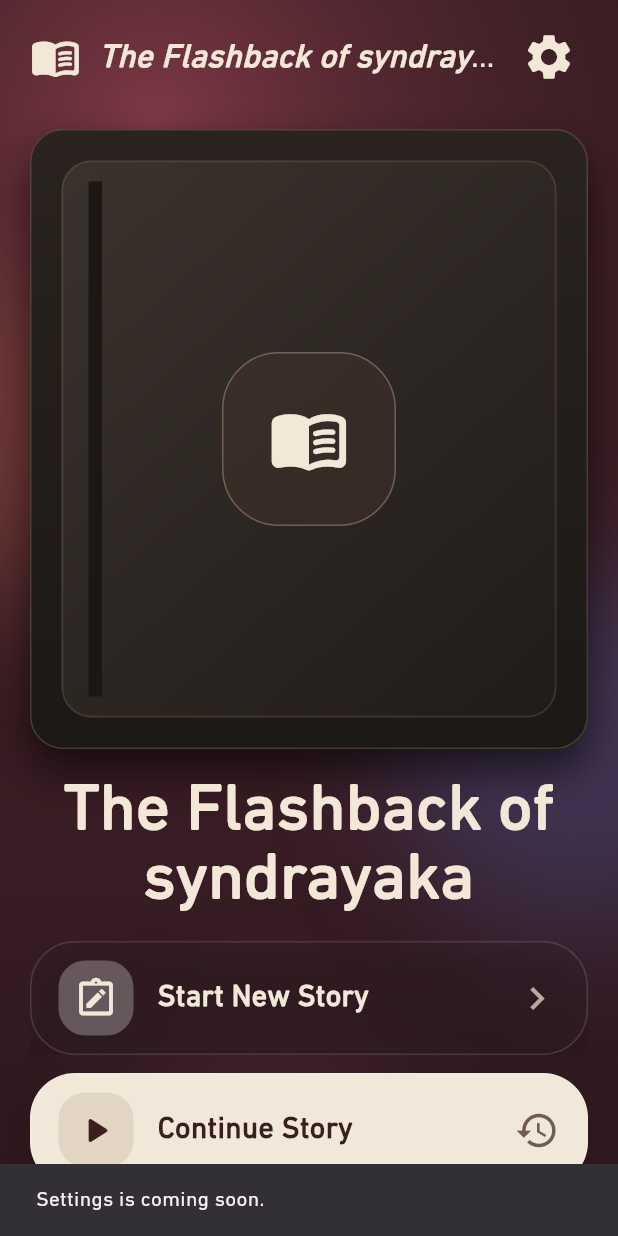
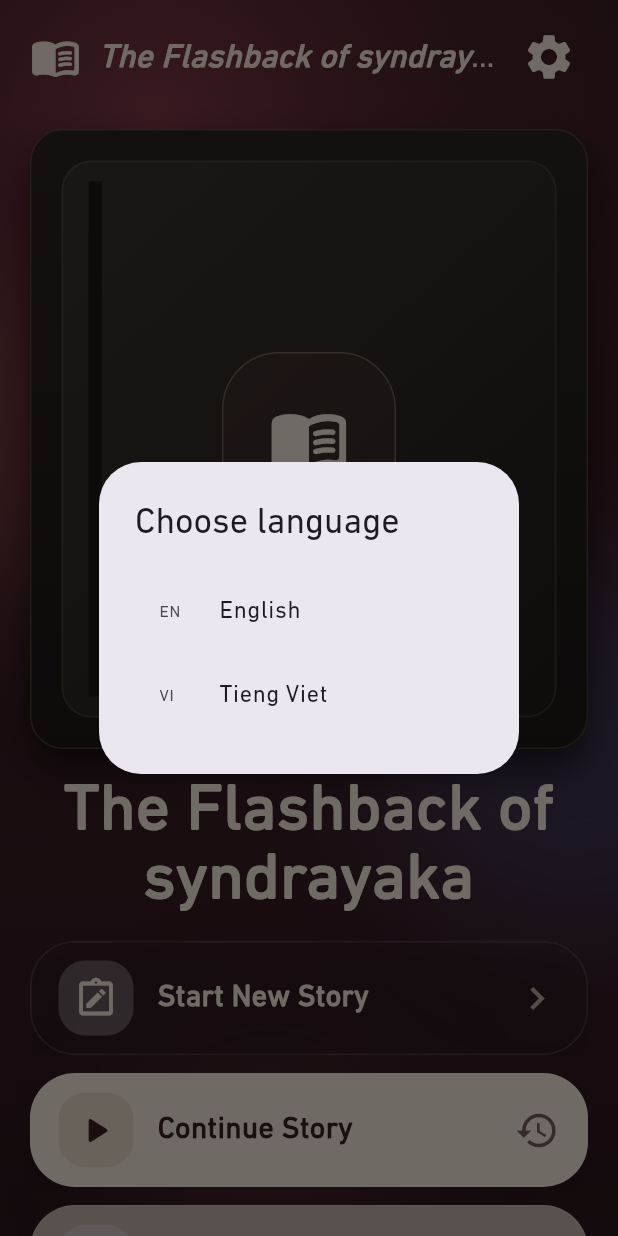
Before and after one commit to syndrayaka/2025_2_LTTBDD_N03_Nhom_1, a Flutter app: the HomeScreen screen opened directly, after a tap on the "settings" icon, on a phone screen of 412 x 824 dp. Run offline on Flutter 3.47's test engine with Material 3 defaults, Android fonts, the phone set to English and light mode, and no system bars; our stand-ins replace video_player.

Commit message:
Added Vietnamese language
Thêm tiếng Việt(chưa có dấu)

```diff
--- /dev/null
+++ b/lib/l10n/app_localizations.dart
@@ -0,0 +1,234 @@
+import 'package:flutter/material.dart';
+
+class AppLocalizations {
+  AppLocalizations(this.locale);
+
+  final Locale locale;
+
+  static const supportedLocales = [Locale('en'), Locale('vi')];
+
+  static const LocalizationsDelegate<AppLocalizations> delegate =
+      _AppLocalizationsDelegate();
+
+  static AppLocalizations of(BuildContext context) {
+    final localizations = Localizations.of<AppLocalizations>(
+      context,
+      AppLocalizations,
+    );
+    return localizations ?? AppLocalizations(const Locale('en'));
+  }
+
+  static const Map<String, Map<String, String>> _localizedValues = {
+    'en': {
+      'appTitle': "syndrayaka's Story App",
+      'languageDialogTitle': 'Choose language',
+      'languageEnglish': 'English',
+      'languageVietnamese': 'Tieng Viet',
+      'menuTopTitle': 'The Flashback of syndrayaka',
+      'menuHeroTitle': 'The Flashback of\nsyndrayaka',
+      'startNewStory': 'Start New Story',
+      'continueStory': 'Continue Story',
+      'credits': 'Credits',
+      'loadingBoot': 'Loading boot animation...',
+      'tapToStart': 'Click/tap anywhere to start the application.',
+      'splashError': 'Unable to load splash video.',
+      'creditsPlaceholder': 'Credits content will be implemented next.',
+      'storyTopTitle': 'The Flashback of\nSyndrayaka',
+      'decideFate': 'DECIDE THY FATE',
+      'makeChoice': 'MAKE YOUR CHOICE',
+      'choiceConfess': 'Confess directly -- "I think... I like you."',
+      'choiceStepCloser': 'Take a step closer -- "Are you free this weekend?"',
+      'choiceDoNothing': 'Do nothing -- Keep things the way they are.',
+      'nextChapter': 'Next Chapter',
+      'choiceSheYes': 'She says yes',
+      'choiceSheElse': 'She hesitates, then chooses someone else',
+      'theEnd': 'THE END',
+      'pastFates': 'Past Fates',
+      'historySubtitle':
+          'A record of your journey through the shadows of\nSyndrayaka.',
+      'historyChapter0': 'CHAPTER 0: PROLOGUE',
+      'historyTitle0': 'The Distance Between Us',
+      'historyDecision0':
+          '"I stayed close, but let timing decide what came next."',
+      'historyOutcome0':
+          'From classmates to quiet confidants, the two of you drifted from distance into something fragile and unspoken. You stood at the edge of change.',
+      'historyChapter1': 'CHAPTER 1: AFTER TIME HAS PASSED',
+      'historyTrueRoute': 'True Ending Route',
+      'historyDecisionTrue':
+          '"I asked again when I was finally ready for any answer."',
+      'historyOutcomeTrue':
+          'She smiled and said yes. No rush, no drama, just certainty. After every pause and every detour, both of you stepped forward together.',
+      'historyBitterRoute': 'Bittersweet Ending Route',
+      'historyDecisionBitter':
+          '"I let go with sincerity, even when my heart still wanted to stay."',
+      'historyOutcomeBitter':
+          'She chose someone else. The pain remained, but it no longer shattered you. You accepted the distance and wished her happiness, honestly.',
+      'historyEndRecords': 'End of current records',
+      'enchantedMarkers': 'Enchanted\nMarkers',
+      'bookmarksSubtitle': 'Your path through the living\ngrimoire',
+      'bookmarkTitle0': 'Chapter 0: The Distance Between Us',
+      'bookmarkDate0': 'Route Snapshot',
+      'bookmarkExcerpt0':
+          '"A quiet prologue where distance fades, and one message can change everything."',
+      'bookmarkTitle1': 'Chapter 1: After Time Has Passed',
+      'bookmarkDate1': 'Ending Snapshot',
+      'bookmarkExcerpt1':
+          '"One chapter, two endings: certainty in love, or acceptance in silence."',
+      'bookmarkHint':
+          'Press the silk ribbon icon during your journey\nto capture an echo of your current location.',
+      'yourDecision': 'Your Decision:',
+      'theOutcome': 'The Outcome:',
+      'openingTitle': 'Opening "{title}"...',
+      'returnMoment': 'Return to this Moment  >>',
+      'tabGrimoire': 'Grimoire',
+      'tabHistory': 'History',
+      'tabBookmarks': 'Bookmarks',
+    },
+    'vi': {
+      'appTitle': 'Ung dung truyen cua syndrayaka',
+      'languageDialogTitle': 'Chon ngon ngu',
+      'languageEnglish': 'English',
+      'languageVietnamese': 'Tieng Viet',
+      'menuTopTitle': 'Hoi uc cua syndrayaka',
+      'menuHeroTitle': 'Hoi uc cua\nsyndrayaka',
+      'startNewStory': 'Bat dau truyen moi',
+      'continueStory': 'Tiep tuc truyen',
+      'credits': 'Thong tin doi ngu',
+      'loadingBoot': 'Dang tai boot animation...',
+      'tapToStart': 'Nhan/cham vao bat cu dau de bat dau ung dung.',
+      'splashError': 'Khong the tai video mo dau.',
+      'creditsPlaceholder': 'Noi dung Credits se duoc bo sung sau.',
+      'storyTopTitle': 'Hoi uc cua\nSyndrayaka',
+      'decideFate': 'DINH DOAT SO PHAN',
+      'makeChoice': 'HAY CHON HUONG DI',
+      'choiceConfess': 'To tinh truc tiep -- "Minh nghi... minh thich cau."',
+      'choiceStepCloser': 'Tien them mot buoc -- "Cuoi tuan nay cau ranh khong?"',
+      'choiceDoNothing': 'Khong lam gi -- Giu moi thu nhu hien tai.',
+      'nextChapter': 'Chuong tiep theo',
+      'choiceSheYes': 'Co ay dong y',
+      'choiceSheElse': 'Co ay ngap ngung, roi chon nguoi khac',
+      'theEnd': 'KET THUC',
+      'pastFates': 'Dau vet qua khu',
+      'historySubtitle': 'Ban ghi hanh trinh cua ban trong bong toi\nSyndrayaka.',
+      'historyChapter0': 'CHUONG 0: MO DAU',
+      'historyTitle0': 'Khoang cach giua chung ta',
+      'historyDecision0':
+          '"Minh van o ben, de thoi diem quyet dinh tat ca."',
+      'historyOutcome0':
+          'Tu ban cung lop den tri ky tham lang, ca hai dan xich lai trong mot dieu mong manh chua goi ten.',
+      'historyChapter1': 'CHUONG 1: SAU MOT KHOANG THOI GIAN',
+      'historyTrueRoute': 'Nhanh ket thuc that',
+      'historyDecisionTrue':
+          '"Minh hoi lai khi da san sang voi moi cau tra loi."',
+      'historyOutcomeTrue':
+          'Co ay mim cuoi va dong y. Khong kich tinh, chi co su chac chan de ca hai buoc tiep.',
+      'historyBitterRoute': 'Nhanh ket thuc bittersweet',
+      'historyDecisionBitter':
+          '"Minh buong tay chan thanh, du trai tim van muon o lai."',
+      'historyOutcomeBitter':
+          'Co ay chon mot nguoi khac. Ban chap nhan khoang cach va that long chuc co ay hanh phuc.',
+      'historyEndRecords': 'Ket thuc ban ghi hien tai',
+      'enchantedMarkers': 'Dau an\nma thuat',
+      'bookmarksSubtitle': 'Hanh trinh cua ban qua\ncuon grimoire song',
+      'bookmarkTitle0': 'Chuong 0: Khoang cach giua chung ta',
+      'bookmarkDate0': 'Moc tuyen truyen',
+      'bookmarkExcerpt0':
+          '"Phan mo dau lang le, noi khoang cach mo dan va mot tin nhan co the doi moi thu."',
+      'bookmarkTitle1': 'Chuong 1: Sau mot khoang thoi gian',
+      'bookmarkDate1': 'Moc ket truyen',
+      'bookmarkExcerpt1':
+          '"Mot chuong, hai cai ket: chac chan trong tinh yeu hoac chap nhan trong lang im."',
+      'bookmarkHint':
+          'Hay nhan bieu tuong ruy bang trong hanh trinh\nde luu lai moc hien tai.',
+      'yourDecision': 'Lua chon cua ban:',
+      'theOutcome': 'Ket qua:',
+      'openingTitle': 'Dang mo "{title}"...',
+      'returnMoment': 'Quay lai khoanh khac nay  >>',
+      'tabGrimoire': 'Grimoire',
+      'tabHistory': 'Lich su',
+      'tabBookmarks': 'Danh dau',
+    },
+  };
+
+  String _text(String key) {
+    final code = _localizedValues.containsKey(locale.languageCode)
+        ? locale.languageCode
+        : 'en';
+    return _localizedValues[code]?[key] ?? _localizedValues['en']![key] ?? key;
+  }
+
+  String openingTitle(String title) =>
+      _text('openingTitle').replaceAll('{title}', title);
+
+  String get appTitle => _text('appTitle');
+  String get languageDialogTitle => _text('languageDialogTitle');
+  String get languageEnglish => _text('languageEnglish');
+  String get languageVietnamese => _text('languageVietnamese');
+  String get menuTopTitle => _text('menuTopTitle');
+  String get menuHeroTitle => _text('menuHeroTitle');
+  String get startNewStory => _text('startNewStory');
+  String get continueStory => _text('continueStory');
+  String get credits => _text('credits');
+  String get loadingBoot => _text('loadingBoot');
+  String get tapToStart => _text('tapToStart');
+  String get splashError => _text('splashError');
+  String get creditsPlaceholder => _text('creditsPlaceholder');
+  String get storyTopTitle => _text('storyTopTitle');
+  String get decideFate => _text('decideFate');
+  String get makeChoice => _text('makeChoice');
+  String get choiceConfess => _text('choiceConfess');
+  String get choiceStepCloser => _text('choiceStepCloser');
+  String get choiceDoNothing => _text('choiceDoNothing');
+  String get nextChapter => _text('nextChapter');
+  String get choiceSheYes => _text('choiceSheYes');
+  String get choiceSheElse => _text('choiceSheElse');
+  String get theEnd => _text('theEnd');
+  String get pastFates => _text('pastFates');
+  String get historySubtitle => _text('historySubtitle');
+  String get historyChapter0 => _text('historyChapter0');
+  String get historyTitle0 => _text('historyTitle0');
+  String get historyDecision0 => _text('historyDecision0');
+  String get historyOutcome0 => _text('historyOutcome0');
+  String get historyChapter1 => _text('historyChapter1');
+  String get historyTrueRoute => _text('historyTrueRoute');
+  String get historyDecisionTrue => _text('historyDecisionTrue');
+  String get historyOutcomeTrue => _text('historyOutcomeTrue');
+  String get historyBitterRoute => _text('historyBitterRoute');
+  String get historyDecisionBitter => _text('historyDecisionBitter');
+  String get historyOutcomeBitter => _text('historyOutcomeBitter');
+  String get historyEndRecords => _text('historyEndRecords');
+  String get enchantedMarkers => _text('enchantedMarkers');
+  String get bookmarksSubtitle => _text('bookmarksSubtitle');
+  String get bookmarkTitle0 => _text('bookmarkTitle0');
+  String get bookmarkDate0 => _text('bookmarkDate0');
+  String get bookmarkExcerpt0 => _text('bookmarkExcerpt0');
+  String get bookmarkTitle1 => _text('bookmarkTitle1');
+  String get bookmarkDate1 => _text('bookmarkDate1');
+  String get bookmarkExcerpt1 => _text('bookmarkExcerpt1');
+  String get bookmarkHint => _text('bookmarkHint');
+  String get yourDecision => _text('yourDecision');
+  String get theOutcome => _text('theOutcome');
+  String get returnMoment => _text('returnMoment');
+  String get tabGrimoire => _text('tabGrimoire');
+  String get tabHistory => _text('tabHistory');
+  String get tabBookmarks => _text('tabBookmarks');
+}
+
+class _AppLocalizationsDelegate
+    extends LocalizationsDelegate<AppLocalizations> {
+  const _AppLocalizationsDelegate();
+
+  @override
+  bool isSupported(Locale locale) =>
+      AppLocalizations.supportedLocales
+          .map((e) => e.languageCode)
+          .contains(locale.languageCode);
+
+  @override
+  Future<AppLocalizations> load(Locale locale) async {
+    return AppLocalizations(locale);
+  }
+
+  @override
+  bool shouldReload(_AppLocalizationsDelegate old) => false;
+}
--- /dev/null
+++ b/lib/l10n/locale_controller.dart
@@ -0,0 +1,18 @@
+import 'package:flutter/material.dart';
+
+class LocaleController {
+  LocaleController._();
+
+  static final ValueNotifier<Locale?> localeNotifier =
+      ValueNotifier<Locale?>(null);
+
+  static void setLocale(Locale? locale) {
+    localeNotifier.value = locale;
+  }
+
+  static void toggleBetweenEnglishAndVietnamese(BuildContext context) {
+    final languageCode = localeNotifier.value?.languageCode ??
+        Localizations.localeOf(context).languageCode;
+    setLocale(Locale(languageCode == 'vi' ? 'en' : 'vi'));
+  }
+}
--- a/lib/screens/home_screen.dart
+++ b/lib/screens/home_screen.dart
@@ -2,6 +2,8 @@ import 'dart:ui';
 
 import 'package:flutter/material.dart';
 
+import '../l10n/app_localizations.dart';
+import '../widgets/language_picker_dialog.dart';
 import 'credits_screen.dart';
 import 'story_screen.dart';
 
@@ -10,6 +12,8 @@ class HomeScreen extends StatelessWidget {
 
   @override
   Widget build(BuildContext context) {
+    final l10n = AppLocalizations.of(context);
+
     return Scaffold(
       body: DecoratedBox(
         decoration: const BoxDecoration(
@@ -54,13 +58,8 @@ class HomeScreen extends StatelessWidget {
                           children: [
                             _TopBar(
                               isDesktop: isDesktop,
-                              onSettingsTap: () {
-                                ScaffoldMessenger.of(context).showSnackBar(
-                                  const SnackBar(
-                                    content: Text('Settings is coming soon.'),
-                                  ),
-                                );
-                              },
+                              title: l10n.menuTopTitle,
+                              onSettingsTap: () => showLanguagePickerDialog(context),
                             ),
                             SizedBox(height: isDesktop ? 28 : 22),
                             if (isDesktop)
@@ -76,7 +75,7 @@ class HomeScreen extends StatelessWidget {
                                         const _BookHeroCard(isCompact: false),
                                         const SizedBox(height: 22),
                                         Text(
-                                          'The Flashback of\nsyndrayaka',
+                                          l10n.menuHeroTitle,
                                           textAlign: TextAlign.center,
                                           style: TextStyle(
                                             color: const Color(0xFFF3E7D8),
@@ -93,6 +92,9 @@ class HomeScreen extends StatelessWidget {
                                     flex: 10,
                                     child: _MenuPanel(
                                       isCompact: false,
+                                      startLabel: l10n.startNewStory,
+                                      continueLabel: l10n.continueStory,
+                                      creditsLabel: l10n.credits,
                                       onStartTap: () {
                                         Navigator.of(context).push(
                                           MaterialPageRoute<void>(
@@ -103,7 +105,8 @@ class HomeScreen extends StatelessWidget {
                                       onContinueTap: () {
                                         Navigator.of(context).push(
                                           MaterialPageRoute<void>(
-                                            builder: (_) => const StoryScreen(initialTab: 1),
+                                            builder: (_) =>
+                                                const StoryScreen(initialTab: 1),
                                           ),
                                         );
                                       },
@@ -122,7 +125,7 @@ class HomeScreen extends StatelessWidget {
                               _BookHeroCard(isCompact: !isTablet),
                               const SizedBox(height: 18),
                               Text(
-                                'The Flashback of\nsyndrayaka',
+                                l10n.menuHeroTitle,
                                 textAlign: TextAlign.center,
                                 style: TextStyle(
                                   color: const Color(0xFFF3E7D8),
@@ -134,6 +137,9 @@ class HomeScreen extends StatelessWidget {
                               SizedBox(height: isTablet ? 24 : 18),
                               _MenuPanel(
                                 isCompact: !isTablet,
+                                startLabel: l10n.startNewStory,
+                                continueLabel: l10n.continueStory,
+                                creditsLabel: l10n.credits,
                                 onStartTap: () {
                                   Navigator.of(context).push(
                                     MaterialPageRoute<void>(
@@ -142,12 +148,13 @@ class HomeScreen extends StatelessWidget {
                                   );
                                 },
                                 onContinueTap: () {
-                                        Navigator.of(context).push(
-                                          MaterialPageRoute<void>(
-                                            builder: (_) => const StoryScreen(initialTab: 1),
-                                          ),
-                                        );
-                                      },
+                                  Navigator.of(context).push(
+                                    MaterialPageRoute<void>(
+                                      builder: (_) =>
+                                          const StoryScreen(initialTab: 1),
+                                    ),
+                                  );
+                                },
                                 onCreditsTap: () {
                                   Navigator.of(context).push(
                                     MaterialPageRoute<void>(
@@ -175,12 +182,18 @@ class HomeScreen extends StatelessWidget {
 class _MenuPanel extends StatelessWidget {
   const _MenuPanel({
     required this.isCompact,
+    required this.startLabel,
+    required this.continueLabel,
+    required this.creditsLabel,
     required this.onStartTap,
     required this.onContinueTap,
     required this.onCreditsTap,
   });
 
   final bool isCompact;
+  final String startLabel;
+  final String continueLabel;
+  final String creditsLabel;
   final VoidCallback onStartTap;
   final VoidCallback onContinueTap;
   final VoidCallback onCreditsTap;
@@ -190,7 +203,7 @@ class _MenuPanel extends StatelessWidget {
     return Column(
       children: [
         _MenuActionTile(
-          title: 'Start New Story',
+          title: startLabel,
           leadingIcon: Icons.note_alt_outlined,
           trailingIcon: Icons.chevron_right,
           onTap: onStartTap,
@@ -198,7 +211,7 @@ class _MenuPanel extends StatelessWidget {
         ),
         SizedBox(height: isCompact ? 12 : 16),
         _MenuActionTile(
-          title: 'Continue Story',
+          title: continueLabel,
           leadingIcon: Icons.play_arrow_rounded,
           trailingIcon: Icons.history,
           isLight: true,
@@ -207,7 +220,7 @@ class _MenuPanel extends StatelessWidget {
         ),
         SizedBox(height: isCompact ? 12 : 16),
         _MenuActionTile(
-          title: 'Credits',
+          title: creditsLabel,
           leadingIcon: Icons.info,
           trailingIcon: Icons.groups_rounded,
           isMuted: true,
@@ -277,10 +290,15 @@ class _GlowBlob extends StatelessWidget {
 }
 
 class _TopBar extends StatelessWidget {
-  const _TopBar({required this.onSettingsTap, required this.isDesktop});
+  const _TopBar({
+    required this.onSettingsTap,
+    required this.isDesktop,
+    required this.title,
+  });
 
   final VoidCallback onSettingsTap;
   final bool isDesktop;
+  final String title;
 
   @override
   Widget build(BuildContext context) {
@@ -294,7 +312,7 @@ class _TopBar extends StatelessWidget {
         const SizedBox(width: 12),
         Expanded(
           child: Text(
-            'The Flashback of syndrayaka',
+            title,
             overflow: TextOverflow.ellipsis,
             style: TextStyle(
               color: const Color(0xFFF3E7D8),
@@ -418,8 +436,10 @@ class _MenuActionTile extends StatelessWidget {
         : isMuted
             ? const Color(0xFFBFB0AA)
             : const Color(0x55311F27);
-    final textColor = isLight ? const Color(0xFF3A1F1E) : const Color(0xFFF1E8DA);
-    final iconBoxColor = isLight ? const Color(0xFFE3D5C4) : const Color(0x44FFFFFF);
+    final textColor =
+        isLight ? const Color(0xFF3A1F1E) : const Color(0xFFF1E8DA);
+    final iconBoxColor =
+        isLight ? const Color(0xFFE3D5C4) : const Color(0x44FFFFFF);
 
     final tilePadding = isCompact ? 12.0 : 14.0;
     final iconBoxSize = isCompact ? 50.0 : 58.0;
@@ -469,7 +489,7 @@ class _MenuActionTile extends StatelessWidget {
               ),
               Icon(
                 trailingIcon,
-                color: textColor.withValues(alpha: 0.7),
+                color: textColor.withOpacity(0.7),
                 size: isCompact ? 30 : 32,
               ),
             ],
--- a/lib/widgets/cinematic_story_background.dart
+++ b/lib/widgets/cinematic_story_background.dart
@@ -143,7 +143,7 @@ class _CinematicBackgroundPainter extends CustomPainter {
           const Color(0xFF5FDFFF),
           (math.sin(p.sway + t * math.pi * 2) + 1) / 2,
         )!
-            .withValues(alpha: (p.alpha * pulse).clamp(0.0, 1.0));
+            .withOpacity((p.alpha * pulse).clamp(0.0, 1.0).toDouble());
 
       canvas.drawCircle(Offset(x, y), p.radius * pulse, particlePaint);
     }
--- /dev/null
+++ b/lib/widgets/language_picker_dialog.dart
@@ -0,0 +1,38 @@
+import 'package:flutter/material.dart';
+
+import '../l10n/app_localizations.dart';
+import '../l10n/locale_controller.dart';
+
+Future<void> showLanguagePickerDialog(BuildContext context) async {
+  final l10n = AppLocalizations.of(context);
+
+  await showDialog<void>(
+    context: context,
+    builder: (context) {
+      return AlertDialog(
+        title: Text(l10n.languageDialogTitle),
+        content: Column(
+          mainAxisSize: MainAxisSize.min,
+          children: [
+            ListTile(
+              leading: const Text('EN'),
+              title: Text(l10n.languageEnglish),
+              onTap: () {
+                LocaleController.setLocale(const Locale('en'));
+                Navigator.of(context).pop();
+              },
+            ),
+            ListTile(
+              leading: const Text('VI'),
+              title: Text(l10n.languageVietnamese),
+              onTap: () {
+                LocaleController.setLocale(const Locale('vi'));
+                Navigator.of(context).pop();
+              },
+            ),
+          ],
+        ),
+      );
+    },
+  );
+}
--- a/pubspec.yaml
+++ b/pubspec.yaml
@@ -29,6 +29,8 @@ environment:
 # versions available, run `flutter pub outdated`.
 dependencies:
   flutter:
+    sdk: flutter
+  flutter_localizations:
     sdk: flutter
 
   # The following adds the Cupertino Icons font to your application.
```
Also changed, not shown: lib/main.dart (+22 -5 lines), lib/screens/credits_screen.dart (+7 -3 lines), lib/screens/splash_screen.dart (+7 -5 lines), lib/screens/story_screen.dart (+56 -56 lines), pubspec.lock.
